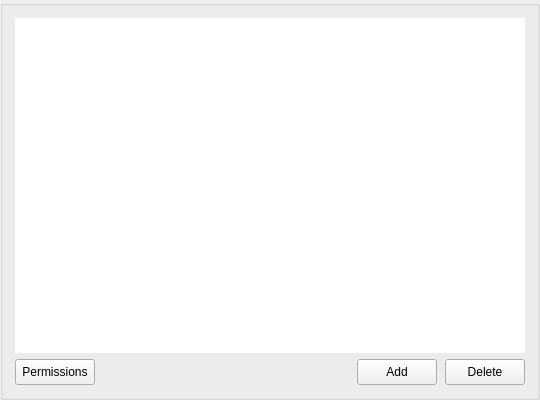
First picture: the form in src/MEGASync/gui/ui/RemoteItemUi.ui, repository meganz/MEGAsync, before the edit.
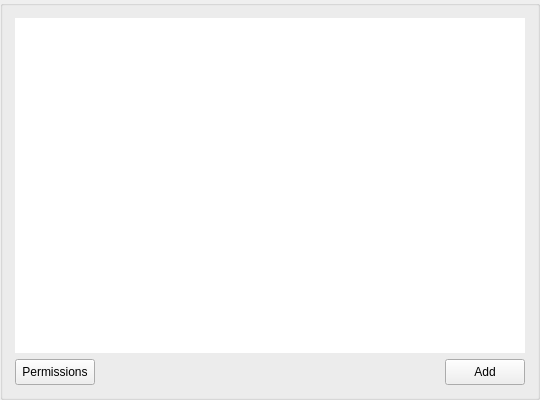
Second picture: the form after the edit. Icons and pictures are not drawn.

Commit message: SNC-5019 : Remove delete button from sync backup table.

```diff
--- a/src/MEGASync/gui/ui/RemoteItemUi.ui
+++ b/src/MEGASync/gui/ui/RemoteItemUi.ui
@@ -208,44 +208,6 @@
            </property>
           </widget>
          </item>
-         <item>
-          <widget class="QPushButton" name="bDelete">
-           <property name="minimumSize">
-            <size>
-             <width>0</width>
-             <height>26</height>
-            </size>
-           </property>
-           <property name="maximumSize">
-            <size>
-             <width>16777215</width>
-             <height>26</height>
-            </size>
-           </property>
-           <property name="cursor">
-            <cursorShape>PointingHandCursor</cursorShape>
-           </property>
-           <property name="focusPolicy">
-            <enum>Qt::FocusPolicy::StrongFocus</enum>
-           </property>
-           <property name="text">
-            <string>Delete</string>
-           </property>
-           <property name="icon">
-            <iconset resource="../Resources_win.qrc">
-             <normaloff>:/images/minus.svg</normaloff>:/images/minus.svg</iconset>
-           </property>
-           <property name="autoDefault">
-            <bool>false</bool>
-           </property>
-           <property name="type" stdset="0">
-            <string notr="true">outline</string>
-           </property>
-           <property name="dimension" stdset="0">
-            <string notr="true">small</string>
-           </property>
-          </widget>
-         </item>
         </layout>
        </widget>
       </item>
```
The commit also changes 6 other files.
